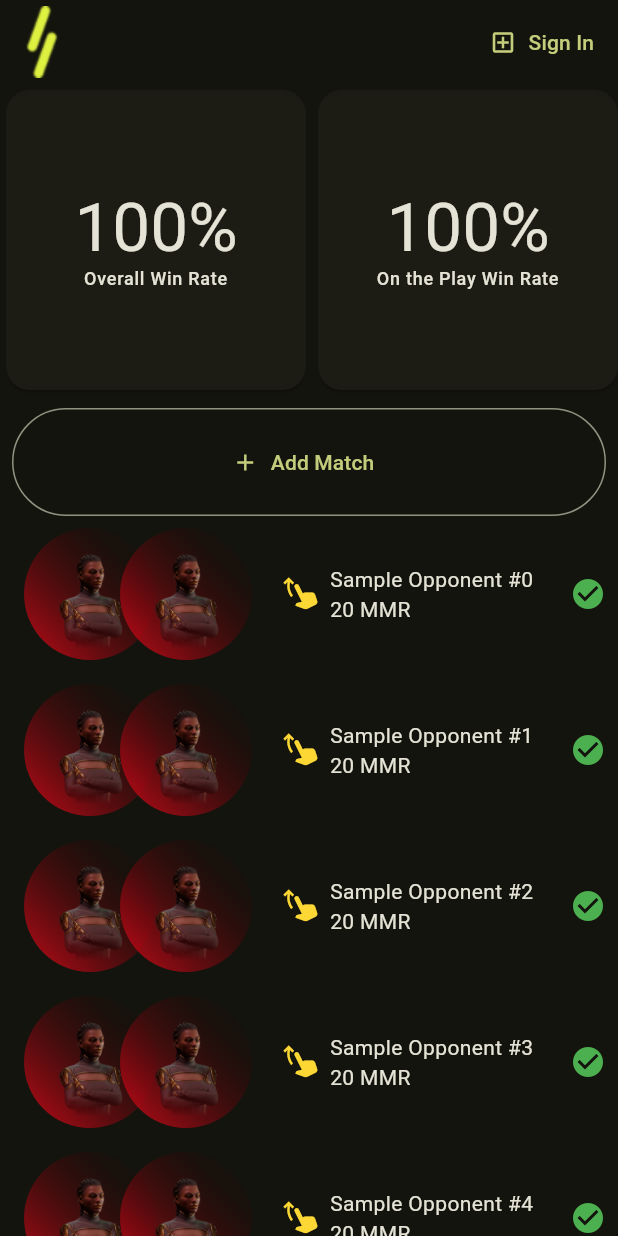
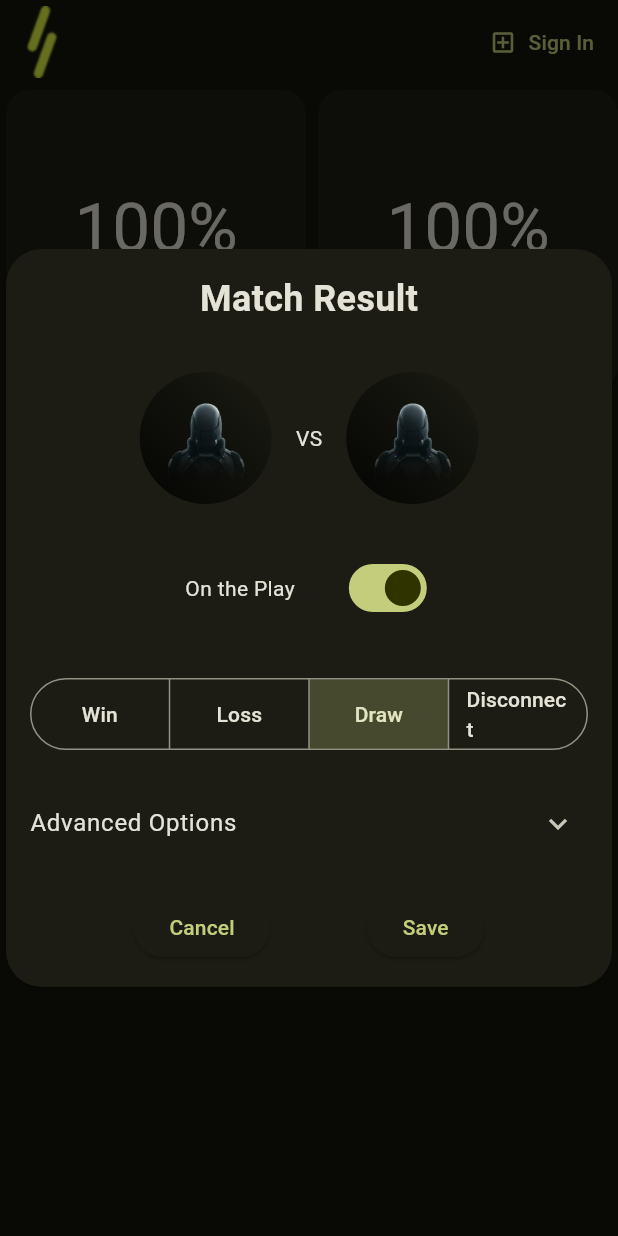
Before and after one commit to LoftyPuma/primea, a Flutter app: the screen it shows after launch, after a tap on "Add Match", on a phone screen of 412 x 824 dp. Run offline on Flutter 3.47's test engine with Material 3 defaults, Android fonts, the light colour scheme and no system bars; our stand-ins replace flutter_svg, supabase_flutter; accounts and stored records are empty.

Commit message:
allow saving games

```diff
--- /dev/null
+++ b/lib/modal/game.dart
@@ -0,0 +1,239 @@
+import 'package:flutter/material.dart';
+import 'package:parallel_stats/modal/paragon_picker.dart';
+import 'package:parallel_stats/tracker/game_model.dart';
+import 'package:parallel_stats/tracker/paragon.dart';
+import 'package:parallel_stats/tracker/paragon_avatar.dart';
+import 'package:parallel_stats/util/string.dart';
+
+class GameModal extends StatefulWidget {
+  const GameModal({super.key});
+
+  @override
+  State<StatefulWidget> createState() => GameModalState();
+}
+
+class GameModalState extends State<GameModal> {
+  Paragon paragon = Paragon.unknown;
+  Paragon opponentParagon = Paragon.unknown;
+  bool playerOne = true;
+  Set<GameResult> result = {GameResult.draw};
+  TextEditingController opponentUsernameController = TextEditingController();
+  TextEditingController mmrDeltaController = TextEditingController();
+  TextEditingController primeController = TextEditingController();
+
+  @override
+  Widget build(BuildContext context) {
+    return Center(
+      child: SizedBox(
+        child: Card(
+          shape: RoundedRectangleBorder(
+            borderRadius: BorderRadius.circular(24),
+          ),
+          child: Column(
+            mainAxisSize: MainAxisSize.min,
+            children: [
+              const Padding(
+                padding: EdgeInsets.all(16),
+                child: Text(
+                  'Match Result',
+                  style: TextStyle(
+                    fontSize: 24,
+                    fontWeight: FontWeight.bold,
+                  ),
+                ),
+              ),
+              Row(
+                mainAxisAlignment: MainAxisAlignment.spaceEvenly,
+                mainAxisSize: MainAxisSize.min,
+                children: [
+                  IconButton(
+                    onPressed: () => showModalBottomSheet(
+                      showDragHandle: false,
+                      enableDrag: false,
+                      context: context,
+                      builder: (context) {
+                        return ParagonPicker(
+                          onParagonSelected: (paragon) {
+                            setState(() {
+                              this.paragon = paragon;
+                            });
+                            Navigator.pop(context);
+                          },
+                        );
+                      },
+                    ),
+                    icon: ParagonAvatar(paragon: paragon),
+                  ),
+                  const Text('VS'),
+                  IconButton(
+                    onPressed: () => showModalBottomSheet(
+                      showDragHandle: false,
+                      enableDrag: false,
+                      context: context,
+                      builder: (context) {
+                        return ParagonPicker(
+                          onParagonSelected: (paragon) {
+                            setState(() {
+                              opponentParagon = paragon;
+                            });
+                            Navigator.pop(context);
+                          },
+                        );
+                      },
+                    ),
+                    icon: ParagonAvatar(paragon: opponentParagon),
+                  ),
+                ],
+              ),
+              Row(
+                mainAxisAlignment: MainAxisAlignment.spaceBetween,
+                mainAxisSize: MainAxisSize.min,
+                children: [
+                  const Padding(
+                    padding: EdgeInsets.all(16),
+                    child: Text('On the Play'),
+                  ),
+                  Tooltip(
+                    message:
+                        playerOne ? 'You play first' : 'Opponent plays first',
+                    child: Padding(
+                      padding: const EdgeInsets.all(16),
+                      child: Switch(
+                        value: playerOne,
+                        onChanged: (value) => setState(() {
+                          playerOne = value;
+                        }),
+                      ),
+                    ),
+                  ),
+                ],
+              ),
+              Padding(
+                padding: const EdgeInsets.all(16),
+                child: SegmentedButton(
+                  emptySelectionAllowed: false,
+                  multiSelectionEnabled: false,
+                  showSelectedIcon: false,
+                  // selectedIcon: const Icon(Icons.check),
+                  selected: result,
+                  segments: GameResult.values
+                      .map(
+                        (gameResult) => ButtonSegment(
+                          value: gameResult,
+                          label: Text(gameResult.tooltip),
+                        ),
+                      )
+                      .toList(),
+                  onSelectionChanged: (selection) => setState(() {
+                    result = selection;
+                  }),
+                ),
+              ),
+              SizedBox(
+                width: 500,
+                child: ExpansionTile(
+                  title: const Text('Advanced Options'),
+                  initiallyExpanded: false,
+                  children: [
+                    Row(
+                      mainAxisSize: MainAxisSize.min,
+                      mainAxisAlignment: MainAxisAlignment.spaceEvenly,
+                      children: [
+                        Padding(
+                          padding: const EdgeInsets.all(16),
+                          child: SizedBox(
+                            width: 250,
+                            child: TextField(
+                              controller: opponentUsernameController,
+                              decoration: const InputDecoration(
+                                labelText: 'Opponent Username',
+                              ),
+                            ),
+                          ),
+                        ),
+                        Padding(
+                          padding: const EdgeInsets.all(16),
+                          child: SizedBox(
+                            width: 50,
+                            child: TextField(
+                              controller: mmrDeltaController,
+                              textAlign: TextAlign.center,
+                              keyboardType:
+                                  const TextInputType.numberWithOptions(
+                                signed: true,
+                                decimal: false,
+                              ),
+                              decoration: const InputDecoration(
+                                labelText: 'MMR',
+                              ),
+                            ),
+                          ),
+                        ),
+                        Padding(
+                          padding: const EdgeInsets.all(16),
+                          child: SizedBox(
+                            width: 100,
+                            child: TextField(
+                              controller: primeController,
+                              textAlign: TextAlign.center,
+                              keyboardType:
+                                  const TextInputType.numberWithOptions(
+                                signed: false,
+                                decimal: true,
+                              ),
+                              decoration: const InputDecoration(
+                                labelText: 'PRIME',
+                                // suffix: Text("MMR"),
+                              ),
+                            ),
+                          ),
+                        ),
+                      ],
+                    ),
+                  ],
+                ),
+              ),
+              Padding(
+                  padding: const EdgeInsets.all(16),
+                  child: Row(
+                    mainAxisSize: MainAxisSize.min,
+                    mainAxisAlignment: MainAxisAlignment.end,
+                    children: [
+                      ElevatedButton(
+                        onPressed: () {
+                          Navigator.of(context).pop();
+                        },
+                        child: const Text('Cancel'),
+                      ),
+                      const SizedBox(width: 64),
+                      ElevatedButton(
+                        onPressed: () {
+                          final game = GameModel(
+                            paragon: paragon,
+                            opponentParagon: opponentParagon,
+                            playerOne: playerOne,
+                            result: result.first,
+                            opponentUsername: opponentUsernameController.text,
+                            mmrDelta: int.tryParse(mmrDeltaController.text),
+                            primeEarned: double.tryParse(primeController.text),
+                          );
+                          ScaffoldMessenger.of(context).showSnackBar(
+                            SnackBar(
+                              content: Text(
+                                "Saving game: ${game.paragon.title.toTitleCase()} vs ${game.opponentParagon.title.toTitleCase()}",
+                              ),
+                            ),
+                          );
+                          Navigator.of(context).pop(game);
+                        },
+                        child: const Text('Save'),
+                      ),
+                    ],
+                  )),
+            ],
+          ),
+        ),
+      ),
+    );
+  }
+}
--- /dev/null
+++ b/lib/modal/paragon_picker.dart
@@ -0,0 +1,35 @@
+import 'package:flutter/material.dart';
+import 'package:parallel_stats/tracker/paragon.dart';
+import 'package:parallel_stats/tracker/paragon_avatar.dart';
+
+class ParagonPicker extends StatelessWidget {
+  final Function(Paragon) onParagonSelected;
+
+  const ParagonPicker({
+    super.key,
+    required this.onParagonSelected,
+  });
+
+  @override
+  Widget build(BuildContext context) {
+    return SizedBox(
+      width: 500,
+      child: GridView.count(
+        padding: const EdgeInsets.all(16),
+        // physics: const NeverScrollableScrollPhysics(),
+        // scrollDirection: Axis.horizontal,
+        crossAxisCount: 3,
+        crossAxisSpacing: 16,
+        children: Paragon.values
+            .skip(1)
+            .map(
+              (paragon) => GestureDetector(
+                onTap: () => onParagonSelected(paragon),
+                child: ParagonAvatar(paragon: paragon),
+              ),
+            )
+            .toList(),
+      ),
+    );
+  }
+}
--- a/lib/tracker/account.dart
+++ b/lib/tracker/account.dart
@@ -1,6 +1,8 @@
 import 'dart:math';
 
 import 'package:flutter/material.dart';
+import 'package:parallel_stats/main.dart';
+import 'package:parallel_stats/modal/game.dart';
 import 'package:parallel_stats/tracker/game_model.dart';
 import 'package:parallel_stats/tracker/paragon.dart';
 import 'package:parallel_stats/tracker/paragon_stack.dart';
@@ -17,7 +19,7 @@ int gameResultCount = GameResult.values.length;
 
 class _AccountState extends State<Account> {
   final List<GameModel> games = List.generate(
-    8,
+    2,
     (index) {
       var result = GameResult.values[Random().nextInt(gameResultCount)];
       var mmrDelta = Random().nextInt(25);
@@ -39,6 +41,9 @@ class _AccountState extends State<Account> {
       );
     },
   );
+
+  // TODO: bring the next game state up to the Account widget
+  GameModal? nextGame;
 
   @override
   Widget build(BuildContext context) {
@@ -154,7 +159,20 @@ class _AccountState extends State<Account> {
                 itemBuilder: (context, index) {
                   if (index == 0) {
                     return OutlinedButton.icon(
-                        onPressed: () {},
+                        onPressed: () async {
+                          var game = await showDialog<GameModel>(
+                            context: context,
+                            builder: (context) => const GameModal(),
+                          );
+                          if (game == null) return;
+                          var returnedGame = await supabase
+                              .from(GameModel.gamesTableName)
+                              .insert(game.toJson())
+                              .single();
+                          setState(() {
+                            games.add(GameModel.fromJson(returnedGame));
+                          });
+                        },
                         label: const Text('Add Match'),
                         icon: const Icon(Icons.add),
                         style: OutlinedButton.styleFrom(
--- a/lib/tracker/game_model.dart
+++ b/lib/tracker/game_model.dart
@@ -22,6 +22,7 @@ enum GameResult {
 class GameModel {
   static const gamesTableName = 'games';
 
+  final String? id;
   final Paragon paragon;
   final bool playerOne;
   final GameResult result;
@@ -36,6 +37,7 @@ class GameModel {
     required this.paragon,
     required this.playerOne,
     required this.result,
+    this.id,
     this.dateTime,
     this.opponentUsername,
     this.opponentParagon = Paragon.unknown,
@@ -45,26 +47,29 @@ class GameModel {
   });
 
   GameModel.fromJson(Map<String, dynamic> json)
-      : paragon = json['paragon'],
-        playerOne = json['wentFirst'],
+      : id = json['id'],
+        paragon = json['paragon'],
+        playerOne = json['player_one'],
         result = json['result'],
         dateTime =
-            json['dateTime'] != null ? DateTime.parse(json['dateTime']) : null,
-        opponentUsername = json['oppUsername'],
-        opponentParagon = json['oppParagon'],
-        mmrDelta = json['mmrDelta'],
-        primeEarned = json['primeEarned'],
-        keysActivated = List<KeyModel>.from(json['keysActivated']);
+            json['game_time'] != null ? DateTime.parse(json['dateTime']) : null,
+        opponentUsername = json['opponent_username'],
+        opponentParagon = json['opponent_paragon'],
+        mmrDelta = json['mmr_delta'],
+        primeEarned = json['prime_earned'],
+        keysActivated = List<KeyModel>.empty();
+  // keysActivated = List<KeyModel>.from(json['keysActivated']);
 
   Map<String, dynamic> toJson() => {
-        'paragon': paragon,
-        'wentFirst': playerOne,
-        'result': result,
-        'dateTime': dateTime?.toIso8601String(),
-        'oppUsername': opponentUsername,
-        'oppParagon': opponentParagon,
-        'mmrDelta': mmrDelta,
-        'primeEarned': primeEarned,
-        'keysActivated': keysActivated,
+        // 'id': id,
+        'paragon': paragon.name,
+        'player_one': playerOne,
+        'result': result.name,
+        'game_time': dateTime?.toIso8601String(),
+        'opponent_username': opponentUsername,
+        'opponent_paragon': opponentParagon.name,
+        'mmr_delta': mmrDelta,
+        // 'primeEarned': primeEarned,
+        // 'keysActivated': keysActivated,
       };
 }
--- a/lib/tracker/paragon.dart
+++ b/lib/tracker/paragon.dart
@@ -72,45 +72,45 @@ enum ParallelType {
 enum Paragon {
   // unknown
   unknown(
-    name: "Unknown",
+    title: "Unknown",
     parallel: ParallelType.universal,
     image: "assets/unknown_origin.png",
   ),
 
   // augencore
   jahn(
-    name: 'Jahn',
+    title: 'Jahn',
     parallel: ParallelType.augencore,
     image: "assets/paragons/paragon-jahn-chief-engineer.webp",
     description: 'Chief Engineer',
   ),
   arak(
-    name: 'Arak',
+    title: 'Arak',
     image: "assets/paragons/paragon-arak-combat-overseer.webp",
     parallel: ParallelType.augencore,
     description: 'Combat Overseer',
   ),
   juggernautWorkshop(
-    name: 'Juggernaut Workshop',
+    title: 'Juggernaut Workshop',
     parallel: ParallelType.augencore,
     image: "assets/paragons/paragon-juggernaut-workshop.webp",
   ),
 
   // earthen
   gaffar(
-    name: "Gaffar",
+    title: "Gaffar",
     parallel: ParallelType.earthen,
     image: "assets/paragons/paragon-arbiter-of-earth.webp",
     description: "Arbiter of Earth",
   ),
   nehemiah(
-    name: "Nehemiah",
+    title: "Nehemiah",
     parallel: ParallelType.earthen,
     image: "assets/paragons/paragon-nehemiah-defender-of-earth.webp",
     description: "Defender of Earth",
   ),
   shoshanna(
-    name: "Shoshanna",
+    title: "Shoshanna",
     parallel: ParallelType.earthen,
     image: "assets/paragons/paragon-shoshanna-rebuilder-of-earth.webp",
     description: "Rebuilder of Earth",
@@ -118,67 +118,67 @@ enum Paragon {
 
   // kathari
   aetio(
-    name: "Aetio",
+    title: "Aetio",
     parallel: ParallelType.kathari,
     image: "assets/paragons/paragon-aetio-exalted-hydrolist.webp",
     description: "Exalted Hydrolist",
   ),
   gnaeusValerusAlpha(
-    name: "Gnaeus Valerus Alpha",
+    title: "Gnaeus Valerus Alpha",
     parallel: ParallelType.kathari,
     image: "assets/paragons/paragon-gnaeus-valerus-alpha.webp",
   ),
   scipiusMagnusAlpha(
-    name: "Scipius Magnus Alpha",
+    title: "Scipius Magnus Alpha",
     parallel: ParallelType.kathari,
     image: "assets/paragons/paragon-scipius-magnus-alpha.webp",
   ),
 
   // marcolian
   lemieux(
-    name: "Lemieux",
+    title: "Lemieux",
     parallel: ParallelType.marcolian,
     image: "assets/paragons/paragon-lemieux-master-commando.webp",
     description: "Master Commando",
   ),
   catherine(
-    name: "Catherine Lapointe",
+    title: "Catherine Lapointe",
     parallel: ParallelType.marcolian,
     image: "assets/paragons/paragon-catherine-lapointe-mad-general.webp",
     description: "Mad General",
   ),
   armouredDivisionHQ(
-    name: "Armored Division HQ",
+    title: "Armored Division HQ",
     parallel: ParallelType.marcolian,
     image: "assets/paragons/paragon-armoured-division-hq.webp",
   ),
 
   // shroud
   brand(
-    name: "Brand",
+    title: "Brand",
     parallel: ParallelType.shroud,
     image: "assets/paragons/paragon-brand-steward-eternal.webp",
     description: "Eternal Steward",
   ),
   newDawn(
-    name: "New Dawn",
+    title: "New Dawn",
     parallel: ParallelType.shroud,
     image: "assets/paragons/paragon-new-dawn.webp",
   ),
   niamh(
-    name: "Niamh",
+    title: "Niamh",
     parallel: ParallelType.shroud,
     image: "assets/paragons/paragon-wielder-of-faith.webp",
     description: "Wielder of Faith",
   );
 
-  final String name;
+  final String title;
   final ParallelType parallel;
   final String image;
   final String? description;
 
   const Paragon({
-    required this.name,
+    required this.title,
     required this.parallel,
     required this.image,
     this.description,
--- a/lib/tracker/paragon_avatar.dart
+++ b/lib/tracker/paragon_avatar.dart
@@ -24,7 +24,7 @@ class ParagonAvatar extends StatelessWidget {
           textAlign: TextAlign.center,
           richMessage: TextSpan(
             children: [
-              TextSpan(text: "${paragon.name}\n"),
+              TextSpan(text: "${paragon.title}\n"),
               TextSpan(text: paragon.parallel.name.toTitleCase()),
             ],
           ),
```
